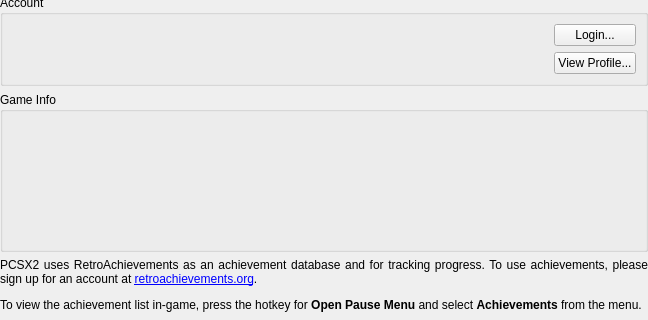
Before: the Qt Designer form pcsx2-qt/Settings/AchievementSettingsWidget.ui in PCSX2/pcsx2, drawn with Qt 5; both pictures show x 0 to 648 and y 150 to 470 of the 648 by 470 pixel window.
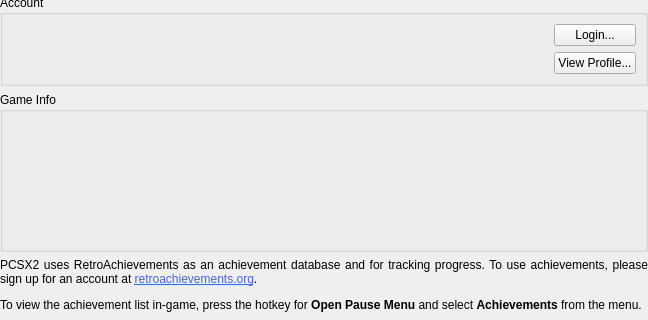
After: the same form once the commit is applied.

Commit message:
Qt: Changing Cheevos URL color
At the moment it uses a dark blue color which looks fine on light themes but hurts my eyes on the darker themes, reminds me of the old 1.6 console dark mode

Making it currently a bit lighter blue which should fit all the themes, in the future we could make it follow the link color.

Patch:
```diff
--- a/pcsx2-qt/Settings/AchievementSettingsWidget.ui
+++ b/pcsx2-qt/Settings/AchievementSettingsWidget.ui
@@ -150,7 +150,7 @@
    <item>
     <widget class="QLabel" name="label">
      <property name="text">
-      <string>&lt;html&gt;&lt;head/&gt;&lt;body&gt;&lt;p align=&quot;justify&quot;&gt;PCSX2 uses RetroAchievements as an achievement database and for tracking progress. To use achievements, please sign up for an account at &lt;a href=&quot;https://retroachievements.org/&quot;&gt;&lt;span style=&quot; text-decoration: underline; color:#0000ff;&quot;&gt;retroachievements.org&lt;/span&gt;&lt;/a&gt;.&lt;/p&gt;&lt;p align=&quot;justify&quot;&gt;To view the achievement list in-game, press the hotkey for &lt;span style=&quot; font-weight:600;&quot;&gt;Open Pause Menu&lt;/span&gt; and select &lt;span style=&quot; font-weight:600;&quot;&gt;Achievements&lt;/span&gt; from the menu.&lt;/p&gt;&lt;/body&gt;&lt;/html&gt;</string>
+      <string>&lt;html&gt;&lt;head/&gt;&lt;body&gt;&lt;p align=&quot;justify&quot;&gt;PCSX2 uses RetroAchievements as an achievement database and for tracking progress. To use achievements, please sign up for an account at &lt;a href=&quot;https://retroachievements.org/&quot;&gt;&lt;span style=&quot; text-decoration: underline; color:#4169e1;&quot;&gt;retroachievements.org&lt;/span&gt;&lt;/a&gt;.&lt;/p&gt;&lt;p align=&quot;justify&quot;&gt;To view the achievement list in-game, press the hotkey for &lt;span style=&quot; font-weight:600;&quot;&gt;Open Pause Menu&lt;/span&gt; and select &lt;span style=&quot; font-weight:600;&quot;&gt;Achievements&lt;/span&gt; from the menu.&lt;/p&gt;&lt;/body&gt;&lt;/html&gt;</string>
      </property>
      <property name="textFormat">
       <enum>Qt::RichText</enum>
```
